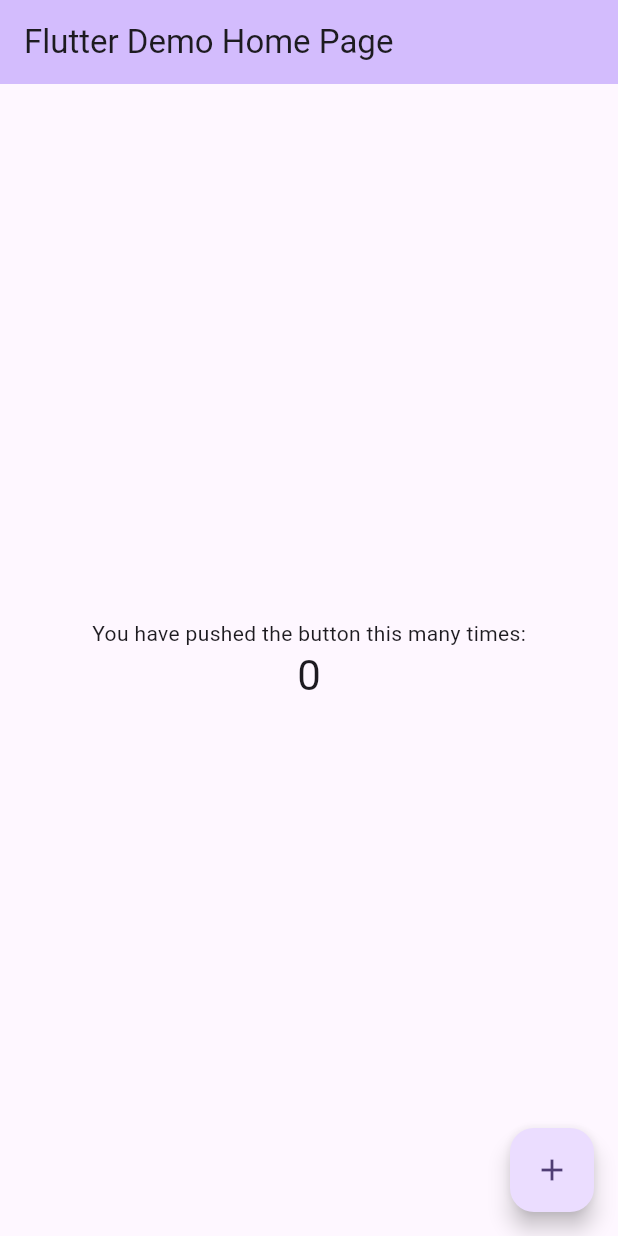
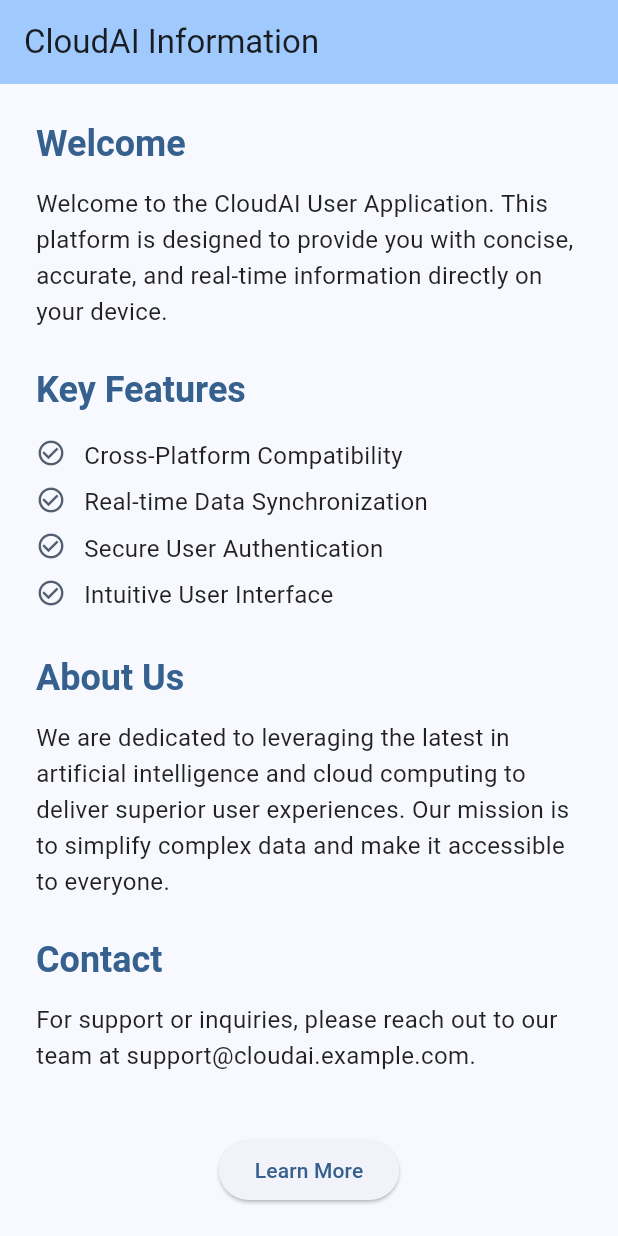
Before and after one commit to could-ai/019ae399-edd9-7c00-9335-b01c1903538d, a Flutter app: the screen it shows after launch, on a phone screen of 412 x 824 dp. Run offline on Flutter 3.47's test engine with Material 3 defaults, Android fonts, the phone set to English and light mode, and no system bars.

Commit message:
Updated index.html with informative meta tags, a proper title, and a simple loading indicator to improve the web entry point experience.; Replaced the default Counter App with a clean, informative 'InfoScreen'. This screen displays structured content (Welcome, Features, About, Contact) using standard Flutter widgets to mimic a basic content page.

```diff
--- a/usr/lib/main.dart
+++ b/usr/lib/main.dart
@@ -7,117 +7,124 @@ void main() {
 class MyApp extends StatelessWidget {
   const MyApp({super.key});
 
-  // This widget is the root of your application.
   @override
   Widget build(BuildContext context) {
     return MaterialApp(
-      title: 'Flutter Demo',
+      title: 'CloudAI Info',
       debugShowCheckedModeBanner: false,
       theme: ThemeData(
-        // This is the theme of your application.
-        //
-        // TRY THIS: Try running your application with "flutter run". You'll see
-        // the application has a purple toolbar. Then, without quitting the app,
-        // try changing the seedColor in the colorScheme below to Colors.green
-        // and then invoke "hot reload" (save your changes or press the "hot
-        // reload" button in a Flutter-supported IDE, or press "r" if you used
-        // the command line to start the app).
-        //
-        // Notice that the counter didn't reset back to zero; the application
-        // state is not lost during the reload. To reset the state, use hot
-        // restart instead.
-        //
-        // This works for code too, not just values: Most code changes can be
-        // tested with just a hot reload.
-        colorScheme: ColorScheme.fromSeed(seedColor: Colors.deepPurple),
+        colorScheme: ColorScheme.fromSeed(seedColor: Colors.blue),
+        useMaterial3: true,
       ),
       initialRoute: '/',
       routes: {
-        '/': (context) => const MyHomePage(title: 'Flutter Demo Home Page'),
+        '/': (context) => const InfoScreen(),
       },
     );
   }
 }
 
-class MyHomePage extends StatefulWidget {
-  const MyHomePage({super.key, required this.title});
-
-  // This widget is the home page of your application. It is stateful, meaning
-  // that it has a State object (defined below) that contains fields that affect
-  // how it looks.
-
-  // This class is the configuration for the state. It holds the values (in this
-  // case the title) provided by the parent (in this case the App widget) and
-  // used by the build method of the State. Fields in a Widget subclass are
-  // always marked "final".
-
-  final String title;
-
-  @override
-  State<MyHomePage> createState() => _MyHomePageState();
-}
-
-class _MyHomePageState extends State<MyHomePage> {
-  int _counter = 0;
-
-  void _incrementCounter() {
-    setState(() {
-      // This call to setState tells the Flutter framework that something has
-      // changed in this State, which causes it to rerun the build method below
-      // so that the display can reflect the updated values. If we changed
-      // _counter without calling setState(), then the build method would not be
-      // called again, and so nothing would appear to happen.
-      _counter++;
-    });
-  }
+class InfoScreen extends StatelessWidget {
+  const InfoScreen({super.key});
 
   @override
   Widget build(BuildContext context) {
-    // This method is rerun every time setState is called, for instance as done
-    // by the _incrementCounter method above.
-    //
-    // The Flutter framework has been optimized to make rerunning build methods
-    // fast, so that you can just rebuild anything that needs updating rather
-    // than having to individually change instances of widgets.
     return Scaffold(
       appBar: AppBar(
-        // TRY THIS: Try changing the color here to a specific color (to
-        // Colors.amber, perhaps?) and trigger a hot reload to see the AppBar
-        // change color while the other colors stay the same.
+        title: const Text('CloudAI Information'),
         backgroundColor: Theme.of(context).colorScheme.inversePrimary,
-        // Here we take the value from the MyHomePage object that was created by
-        // the App.build method, and use it to set our appbar title.
-        title: Text(widget.title),
       ),
-      body: Center(
-        // Center is a layout widget. It takes a single child and positions it
-        // in the middle of the parent.
+      body: SingleChildScrollView(
+        padding: const EdgeInsets.all(24.0),
         child: Column(
-          // Column is also a layout widget. It takes a list of children and
-          // arranges them vertically. By default, it sizes itself to fit its
-          // children horizontally, and tries to be as tall as its parent.
-          //
-          // Column has various properties to control how it sizes itself and
-          // how it positions its children. Here we use mainAxisAlignment to
-          // center the children vertically; the main axis here is the vertical
-          // axis because Columns are vertical (the cross axis would be
-          // horizontal).
-          //
-          // TRY THIS: Invoke "debug painting" (choose the "Toggle Debug Paint"
-          // action in the IDE, or press "p" in the console), to see the
-          // wireframe for each widget.
-          mainAxisAlignment: MainAxisAlignment.center,
-          children: <Widget>[
-            const Text('You have pushed the button this many times:'),
-            Text('$_counter', style: Theme.of(context).textTheme.headlineMedium),
+          crossAxisAlignment: CrossAxisAlignment.start,
+          children: [
+            _buildSectionTitle(context, 'Welcome'),
+            _buildParagraph(
+              'Welcome to the CloudAI User Application. This platform is designed to provide you with concise, accurate, and real-time information directly on your device.',
+            ),
+            const SizedBox(height: 24),
+
+            _buildSectionTitle(context, 'Key Features'),
+            _buildBulletPoint(context, 'Cross-Platform Compatibility'),
+            _buildBulletPoint(context, 'Real-time Data Synchronization'),
+            _buildBulletPoint(context, 'Secure User Authentication'),
+            _buildBulletPoint(context, 'Intuitive User Interface'),
+            const SizedBox(height: 24),
+
+            _buildSectionTitle(context, 'About Us'),
+            _buildParagraph(
+              'We are dedicated to leveraging the latest in artificial intelligence and cloud computing to deliver superior user experiences. Our mission is to simplify complex data and make it accessible to everyone.',
+            ),
+            const SizedBox(height: 24),
+
+            _buildSectionTitle(context, 'Contact'),
+            _buildParagraph(
+              'For support or inquiries, please reach out to our team at support@cloudai.example.com.',
+            ),
+
+            const SizedBox(height: 40),
+            Center(
+              child: ElevatedButton(
+                onPressed: () {
+                  // Placeholder for future action
+                  ScaffoldMessenger.of(context).showSnackBar(
+                    const SnackBar(content: Text('More details coming soon!')),
+                  );
+                },
+                child: const Text('Learn More'),
+              ),
+            ),
           ],
         ),
       ),
-      floatingActionButton: FloatingActionButton(
-        onPressed: _incrementCounter,
-        tooltip: 'Increment',
-        child: const Icon(Icons.add),
-      ), // This trailing comma makes auto-formatting nicer for build methods.
+    );
+  }
+
+  Widget _buildSectionTitle(BuildContext context, String text) {
+    return Padding(
+      padding: const EdgeInsets.only(bottom: 12.0),
+      child: Text(
+        text,
+        style: Theme.of(context).textTheme.headlineSmall?.copyWith(
+              fontWeight: FontWeight.bold,
+              color: Theme.of(context).colorScheme.primary,
+            ),
+      ),
+    );
+  }
+
+  Widget _buildParagraph(String text) {
+    return Text(
+      text,
+      style: const TextStyle(
+        fontSize: 16,
+        height: 1.5,
+        color: Colors.black87,
+      ),
+    );
+  }
+
+  Widget _buildBulletPoint(BuildContext context, String text) {
+    return Padding(
+      padding: const EdgeInsets.symmetric(vertical: 4.0),
+      child: Row(
+        crossAxisAlignment: CrossAxisAlignment.start,
+        children: [
+          Icon(
+            Icons.check_circle_outline,
+            size: 20,
+            color: Theme.of(context).colorScheme.secondary,
+          ),
+          const SizedBox(width: 12),
+          Expanded(
+            child: Text(
+              text,
+              style: const TextStyle(fontSize: 16, color: Colors.black87),
+            ),
+          ),
+        ],
+      ),
     );
   }
 }
```
Also changed, not shown: 1 other file.
